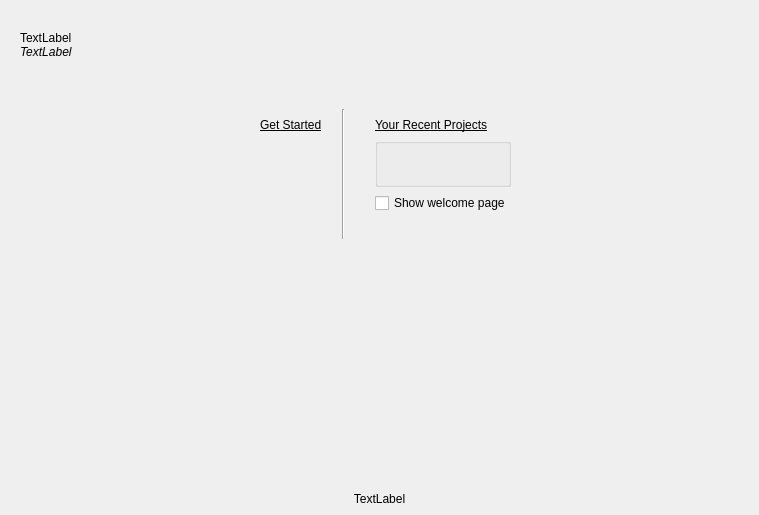
os-fpga/FOEDAG, file src/MainWindow/WelcomePageWidget.ui: the form before one commit.
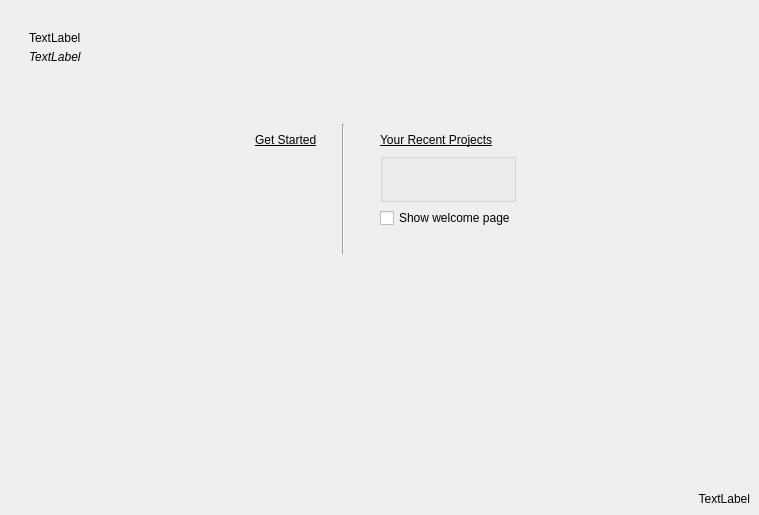
The form after the commit.

Commit message: [EDA-942] Add tcl console into Welcome page (#1420)

```diff
--- a/src/MainWindow/WelcomePageWidget.ui
+++ b/src/MainWindow/WelcomePageWidget.ui
@@ -15,13 +15,13 @@
   </property>
   <layout class="QVBoxLayout" name="verticalLayout_4">
    <property name="spacing">
-    <number>0</number>
+    <number>5</number>
    </property>
    <property name="leftMargin">
-    <number>0</number>
+    <number>9</number>
    </property>
    <property name="rightMargin">
-    <number>0</number>
+    <number>9</number>
    </property>
    <property name="bottomMargin">
     <number>9</number>
@@ -346,7 +346,7 @@
       <string>TextLabel</string>
      </property>
      <property name="alignment">
-      <set>Qt::AlignCenter</set>
+      <set>Qt::AlignRight|Qt::AlignTrailing|Qt::AlignVCenter</set>
      </property>
     </widget>
    </item>
```
Left out of the diff: 3 changed lines with no effect on the pictures. The commit also changes 4 other files.
